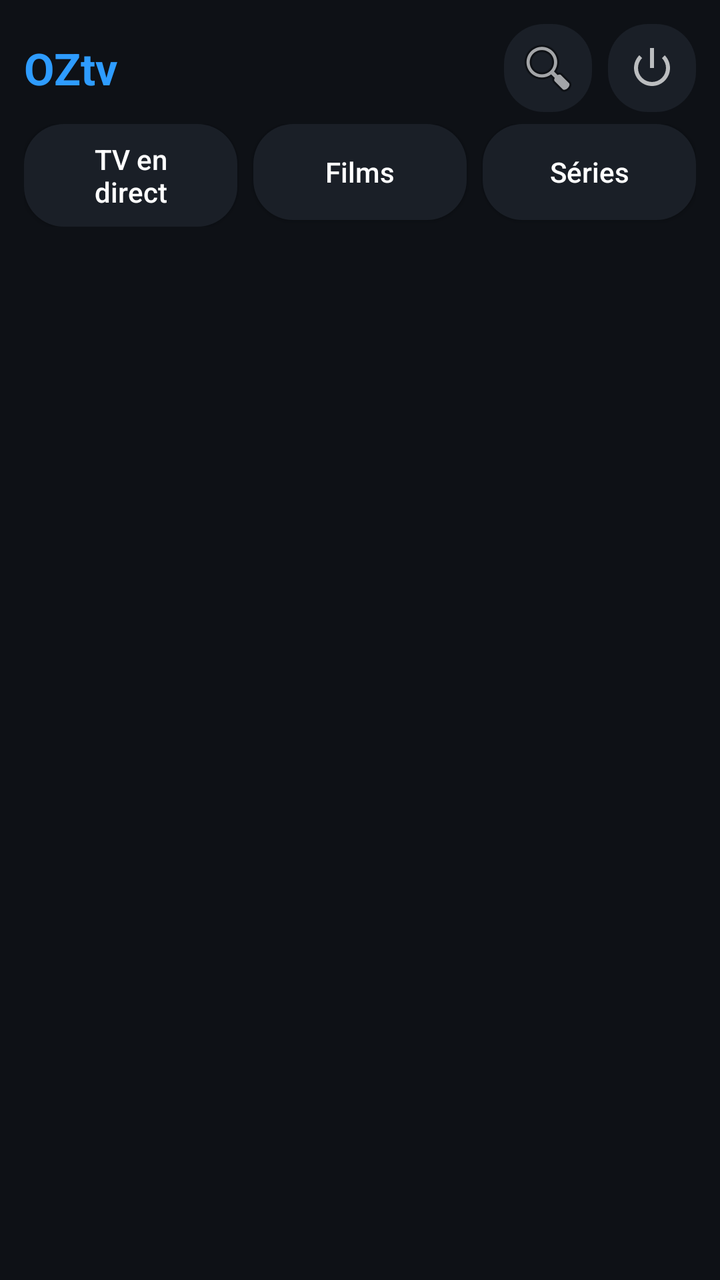
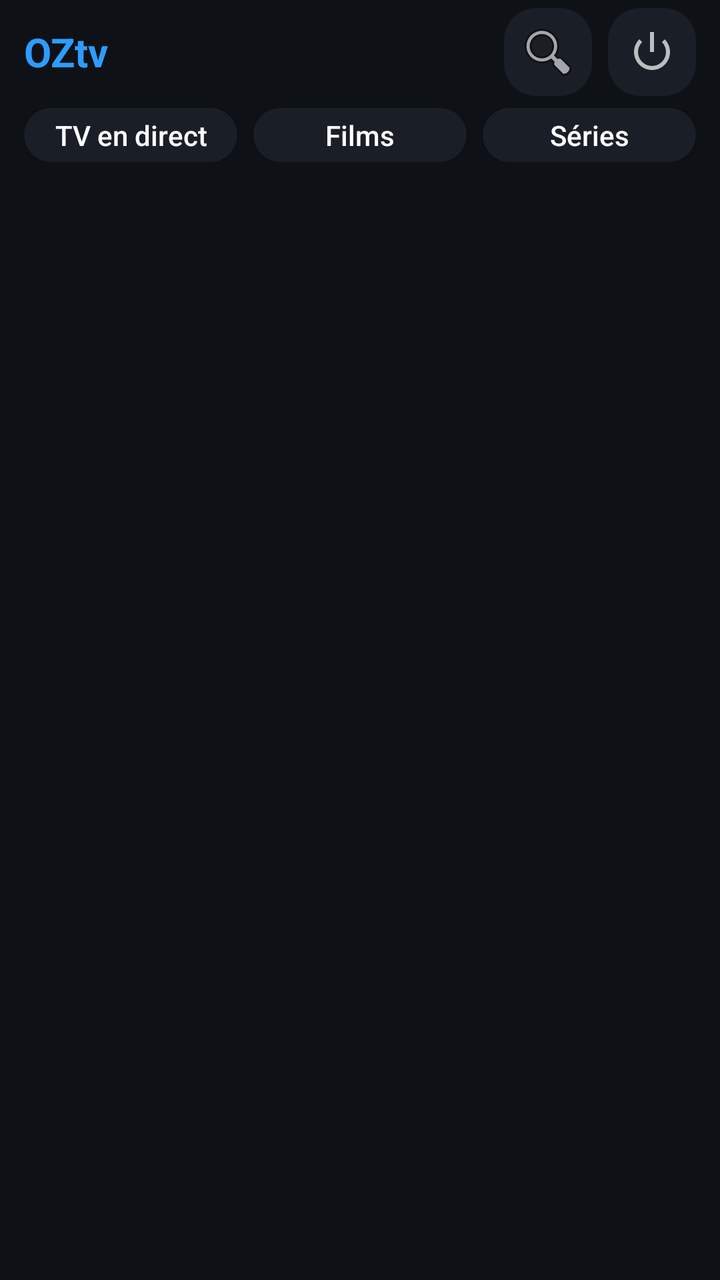

Before-and-after screenshots of an Android layout around one commit, followed by the original layout XML and the change that was made.
<!-- AndroidManifest.xml: application theme Theme.OZtv -->
<!-- res/layout/activity_main.xml -->
<?xml version="1.0" encoding="utf-8"?>
<LinearLayout xmlns:android="http://schemas.android.com/apk/res/android"
    android:layout_width="match_parent"
    android:layout_height="match_parent"
    android:orientation="vertical"
    android:background="@color/bg">

    <LinearLayout
        android:layout_width="match_parent"
        android:layout_height="wrap_content"
        android:orientation="horizontal"
        android:gravity="center_vertical"
        android:paddingHorizontal="12dp"
        android:paddingTop="12dp">

        <TextView
            android:layout_width="0dp"
            android:layout_height="wrap_content"
            android:layout_weight="1"
            android:text="@string/app_name"
            android:textColor="@color/accent"
            android:textStyle="bold"
            android:textSize="22sp" />

        <ImageButton
            android:id="@+id/btnSearch"
            android:layout_width="44dp"
            android:layout_height="44dp"
            android:background="@drawable/chip_bg"
            android:src="@android:drawable/ic_menu_search"
            android:contentDescription="@string/search"
            android:layout_marginEnd="8dp" />

        <ImageButton
            android:id="@+id/btnLogout"
            android:layout_width="44dp"
            android:layout_height="44dp"
            android:background="@drawable/chip_bg"
            android:src="@android:drawable/ic_lock_power_off"
            android:contentDescription="@string/logout" />
    </LinearLayout>

    <LinearLayout
        android:layout_width="match_parent"
        android:layout_height="wrap_content"
        android:orientation="horizontal"
        android:paddingHorizontal="12dp"
        android:paddingVertical="6dp"
        android:baselineAligned="false">

        <Button
            android:id="@+id/tabLive"
            android:layout_width="0dp"
            android:layout_height="wrap_content"
            android:layout_weight="1"
            android:text="@string/live"
            android:textColor="@color/text"
            android:textAllCaps="false"
            android:background="@drawable/chip_bg"
            android:layout_marginEnd="8dp" />

        <Button
            android:id="@+id/tabMovies"
            android:layout_width="0dp"
            android:layout_height="wrap_content"
            android:layout_weight="1"
            android:text="@string/movies"
            android:textColor="@color/text"
            android:textAllCaps="false"
            android:background="@drawable/chip_bg"
            android:layout_marginEnd="8dp" />

        <Button
            android:id="@+id/tabSeries"
            android:layout_width="0dp"
            android:layout_height="wrap_content"
            android:layout_weight="1"
            android:text="@string/series"
            android:textColor="@color/text"
            android:textAllCaps="false"
            android:background="@drawable/chip_bg" />
    </LinearLayout>

    <EditText
        android:id="@+id/etSearch"
        android:layout_width="match_parent"
        android:layout_height="44dp"
        android:background="@drawable/input_bg"
        android:paddingHorizontal="14dp"
        android:hint="@string/search"
        android:textColorHint="@color/text_dim"
        android:textColor="@color/text"
        android:inputType="text"
        android:layout_marginHorizontal="12dp"
        android:layout_marginBottom="6dp"
        android:visibility="gone" />

    <HorizontalScrollView
        android:layout_width="match_parent"
        android:layout_height="wrap_content"
        android:scrollbars="none"
        android:paddingHorizontal="12dp">

        <LinearLayout
            android:id="@+id/catGroup"
            android:layout_width="wrap_content"
            android:layout_height="wrap_content"
            android:orientation="horizontal"
            android:paddingVertical="4dp" />
    </HorizontalScrollView>

    <FrameLayout
        android:layout_width="match_parent"
        android:layout_height="0dp"
        android:layout_weight="1">

        <androidx.recyclerview.widget.RecyclerView
            android:id="@+id/grid"
            android:layout_width="match_parent"
            android:layout_height="match_parent"
            android:padding="8dp"
            android:clipToPadding="false" />

        <ProgressBar
            android:id="@+id/progress"
            android:layout_width="wrap_content"
            android:layout_height="wrap_content"
            android:layout_gravity="center"
            android:visibility="gone" />

        <TextView
            android:id="@+id/tvEmpty"
            android:layout_width="wrap_content"
            android:layout_height="wrap_content"
            android:layout_gravity="center"
            android:text="Aucun résultat"
            android:textColor="@color/text_dim"
            android:visibility="gone" />
    </FrameLayout>
</LinearLayout>
<!-- resources referenced by this layout -->
<resources>
  <color name="accent">#2E9CFF</color>
  <color name="bg">#0E1116</color>
  <color name="text">#FFFFFF</color>
  <color name="text_dim">#9AA4B2</color>
  <!-- drawable chip_bg (drawable) -->
  <selector xmlns:android="http://schemas.android.com/apk/res/android">
      <item android:state_focused="true">
          <shape android:shape="rectangle">
              <solid android:color="@color/accent" />
              <corners android:radius="20dp" />
              <padding android:left="20dp" android:right="20dp" android:top="8dp" android:bottom="8dp" />
          </shape>
      </item>
      <item android:state_pressed="true">
          <shape android:shape="rectangle">
              <solid android:color="@color/accent_dark" />
              <corners android:radius="20dp" />
              <padding android:left="20dp" android:right="20dp" android:top="8dp" android:bottom="8dp" />
          </shape>
      </item>
      <item>
          <shape android:shape="rectangle">
              <solid android:color="@color/bg_card" />
              <corners android:radius="20dp" />
              <padding android:left="20dp" android:right="20dp" android:top="8dp" android:bottom="8dp" />
          </shape>
      </item>
  </selector>
  <!-- drawable input_bg (drawable) -->
  <shape xmlns:android="http://schemas.android.com/apk/res/android" android:shape="rectangle">
      <solid android:color="@color/bg_card" />
      <corners android:radius="10dp" />
      <stroke android:width="1dp" android:color="#2A313B" />
  </shape>
  <string name="app_name">OZtv</string>
  <string name="live">TV en direct</string>
  <string name="logout">Déconnexion</string>
  <string name="movies">Films</string>
  <string name="search">Rechercher</string>
  <string name="series">Séries</string>
  <style name="Theme.OZtv" parent="Theme.AppCompat.NoActionBar">
          <item name="android:windowBackground">@color/bg</item>
          <item name="colorPrimary">@color/accent</item>
          <item name="colorAccent">@color/accent</item>
          <item name="android:statusBarColor">@color/bg</item>
          <item name="android:navigationBarColor">@color/bg</item>
      </style>
  <color name="accent_dark">#1C6FC0</color>
  <color name="bg_card">#1A1F27</color>
</resources>

<!-- the commit's change to res/layout/activity_main.xml (unified diff, before → after) -->
@@ -11,7 +11,7 @@
         android:orientation="horizontal"
         android:gravity="center_vertical"
         android:paddingHorizontal="12dp"
-        android:paddingTop="12dp">
+        android:paddingTop="4dp">
 
         <TextView
             android:layout_width="0dp"
@@ -20,7 +20,7 @@
             android:text="@string/app_name"
             android:textColor="@color/accent"
             android:textStyle="bold"
-            android:textSize="22sp" />
+            android:textSize="20sp" />
 
         <ImageButton
             android:id="@+id/btnSearch"
@@ -56,6 +56,8 @@
             android:text="@string/live"
             android:textColor="@color/text"
             android:textAllCaps="false"
+            android:textSize="14sp"
+            android:minHeight="0dp"
             android:background="@drawable/chip_bg"
             android:layout_marginEnd="8dp" />
 
@@ -67,6 +69,8 @@
             android:text="@string/movies"
             android:textColor="@color/text"
             android:textAllCaps="false"
+            android:textSize="14sp"
+            android:minHeight="0dp"
             android:background="@drawable/chip_bg"
             android:layout_marginEnd="8dp" />
 
@@ -78,6 +82,8 @@
             android:text="@string/series"
             android:textColor="@color/text"
             android:textAllCaps="false"
+            android:textSize="14sp"
+            android:minHeight="0dp"
             android:background="@drawable/chip_bg" />
     </LinearLayout>
 
<!-- resource entries referenced after the edit -->
@@ -9,22 +9,22 @@
       <item android:state_focused="true">
           <shape android:shape="rectangle">
               <solid android:color="@color/accent" />
-              <corners android:radius="20dp" />
-              <padding android:left="20dp" android:right="20dp" android:top="8dp" android:bottom="8dp" />
+              <corners android:radius="16dp" />
+              <padding android:left="12dp" android:right="12dp" android:top="4dp" android:bottom="4dp" />
           </shape>
       </item>
       <item android:state_pressed="true">
           <shape android:shape="rectangle">
               <solid android:color="@color/accent_dark" />
-              <corners android:radius="20dp" />
-              <padding android:left="20dp" android:right="20dp" android:top="8dp" android:bottom="8dp" />
+              <corners android:radius="16dp" />
+              <padding android:left="12dp" android:right="12dp" android:top="4dp" android:bottom="4dp" />
           </shape>
       </item>
       <item>
           <shape android:shape="rectangle">
               <solid android:color="@color/bg_card" />
-              <corners android:radius="20dp" />
-              <padding android:left="20dp" android:right="20dp" android:top="8dp" android:bottom="8dp" />
+              <corners android:radius="16dp" />
+              <padding android:left="12dp" android:right="12dp" android:top="4dp" android:bottom="4dp" />
           </shape>
       </item>
   </selector>
